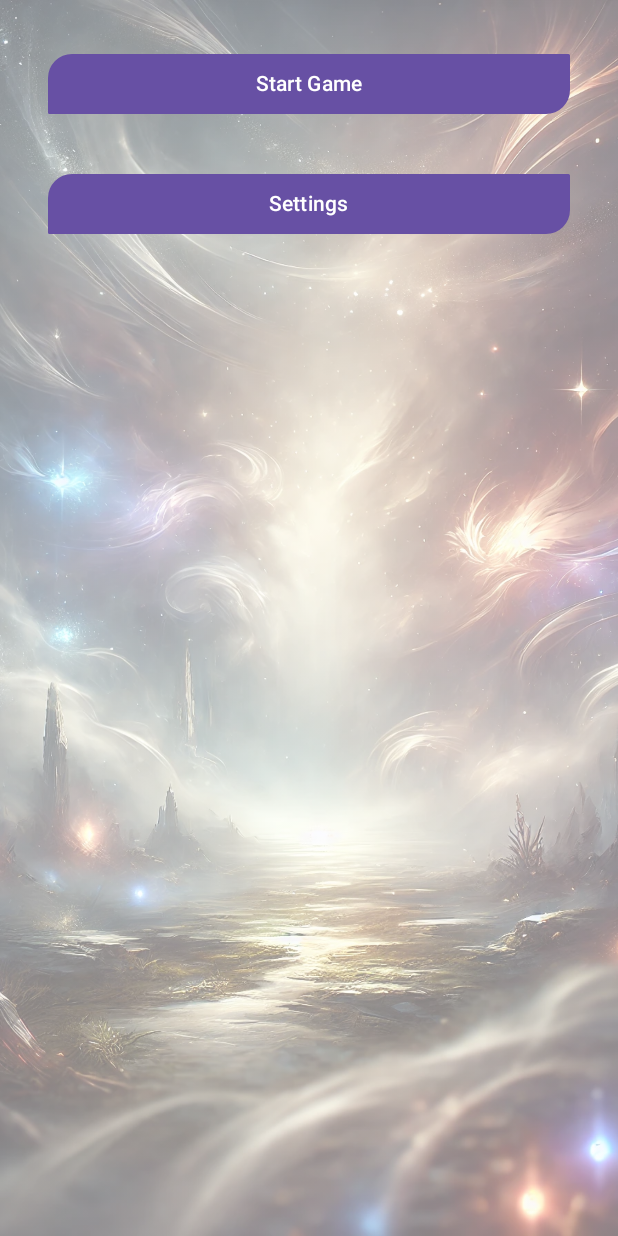
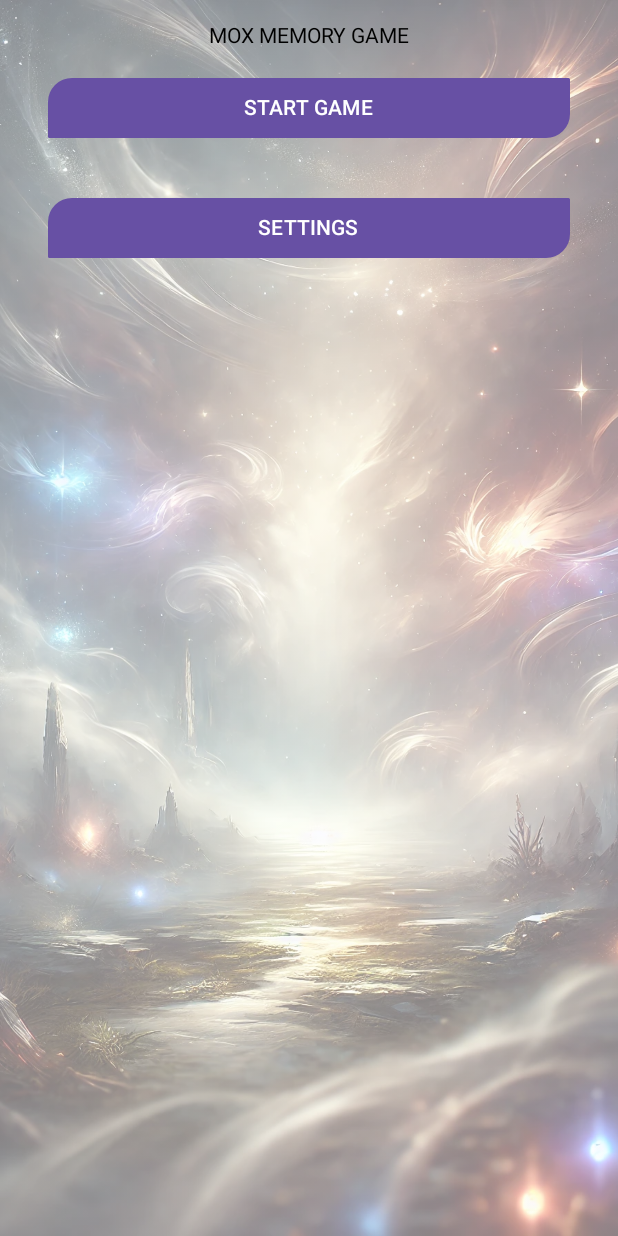
Before and after one commit to moxmose/MoxMemoryGamePublic, an Android app built with Jetpack Compose: the @Preview function OpeningMenuScreenPreview, on a phone screen of 412 x 824 dp. Run offline under Robolectric (Android 15) with nearby library versions, the phone set to English and light mode, and no system bars; Roboto replaces fonts that are not available here.

Commit message:
Feat: Add game and settings navigation to menu
- Added navigation to the game screen on "START GAME" button click.
- Added navigation to the settings screen on "SETTINGS" button click.
- Added title "MOX MEMORY GAME" to the menu.
- Updated `OpeningMenuScreen` to receive navigation functions as arguments instead of `NavHostController`.
- Updated the button texts to uppercase.

```diff
--- a/app/src/main/java/com/example/moxmemorygame/ui/OpeningMenuScreen.kt
+++ b/app/src/main/java/com/example/moxmemorygame/ui/OpeningMenuScreen.kt
@@ -13,6 +13,7 @@ import androidx.compose.runtime.Composable
 import androidx.compose.ui.Modifier
 import androidx.compose.ui.layout.ContentScale
 import androidx.compose.ui.res.painterResource
+import androidx.compose.ui.text.style.TextAlign
 import androidx.compose.ui.tooling.preview.Preview
 import androidx.compose.ui.unit.dp
 import androidx.navigation.NavHostController
@@ -21,7 +22,9 @@ import com.example.moxmemorygame.R
 
 @Composable
 fun OpeningMenuScreen(
-    navHostController: NavHostController,
+    navigateToGame: () -> Unit,
+    navigateToPreferences: () -> Unit,
+//    navHostController: NavHostController,
     innerPadding: PaddingValues
 ) {
     BackgroundImg()
@@ -30,8 +33,13 @@ fun OpeningMenuScreen(
             .padding(innerPadding)
             .fillMaxWidth()
     ) {
+        Text(
+            text = "MOX MEMORY GAME",
+            textAlign = TextAlign.Center,
+            modifier = Modifier.fillMaxWidth()
+            )
         Button(
-            onClick = {},
+            onClick = { navigateToGame() },
             shape = RoundedCornerShape(
             topStart = 16.dp,
             topEnd = 1.dp,
@@ -42,10 +50,10 @@ fun OpeningMenuScreen(
                 .padding(16.dp)
                 .fillMaxWidth()
             ) {
-            Text( text = "Start Game")
+            Text( text = "START GAME")
         }
         Button(
-            onClick = {},
+            onClick = { navigateToPreferences() },
             shape = RoundedCornerShape(
                 topStart = 16.dp,
                 topEnd = 1.dp,
@@ -56,7 +64,7 @@ fun OpeningMenuScreen(
                 .padding(16.dp)
                 .fillMaxWidth()
         ) {
-            Text( text = "Settings")
+            Text( text = "SETTINGS")
         }
     }
 }
@@ -78,7 +86,8 @@ fun BackgroundImg() {
 @Preview
 @Composable
 fun OpeningMenuScreenPreview() {
-    val fakeNavController = rememberNavController() // Crea un NavHostController "fake"
+    //val fakeNavController = rememberNavController() // Crea un NavHostController "fake"
+    val fakeNavigation: () -> Unit = {}
     val fakePadding = PaddingValues(16.dp) // Crea dei PaddingValues "fake"
-    OpeningMenuScreen(fakeNavController, fakePadding)
+    OpeningMenuScreen(fakeNavigation, fakeNavigation, fakePadding)
 }
```
